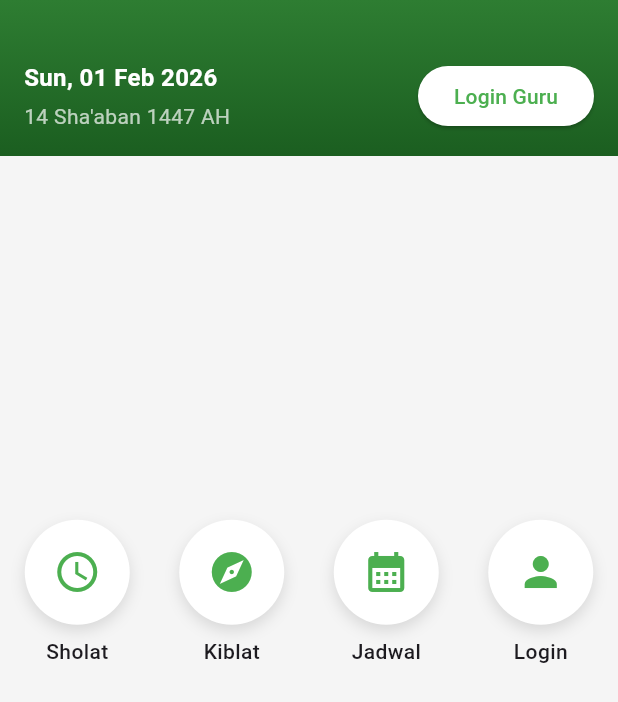
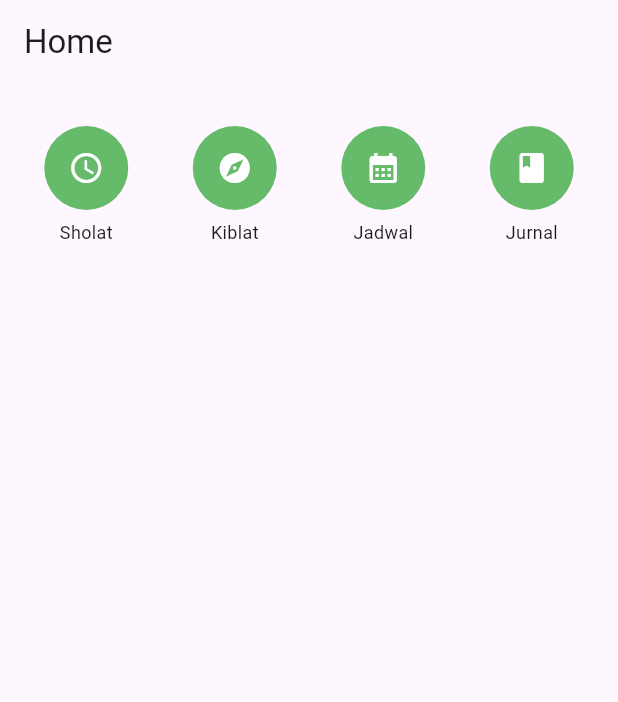
Before and after one commit to ideahousetech-pey/buku-saku-ramadhan, a Flutter app: the HomePage screen opened directly, on a phone screen of 412 x 824 dp. Shown: the top 702 px of the screen. Run offline on Flutter 3.47's test engine with Material 3 defaults, Android fonts, the phone set to English and light mode, and no system bars; our stand-ins replace adhan, flutter_local_notifications, geocoding, geolocator, hijri, shared_preferences; accounts and stored records are empty.

Commit message:
fix desugaring

```diff
--- a/lib/pages/home_page.dart
+++ b/lib/pages/home_page.dart
@@ -1,13 +1,11 @@
 import 'package:flutter/material.dart';
-import '../widgets/header_widget.dart';
-import '../widgets/prayer_card_widget.dart';
-import '../services/location_service.dart';
-import '../services/prayer_service.dart';
-import 'login_guru_page.dart';
+import 'package:shared_preferences/shared_preferences.dart';
+
 import 'login_siswa_page.dart';
+import 'sholat_page.dart';
+import 'jurnal_page.dart';
 import 'kiblat_page.dart';
 import 'jadwal_page.dart';
-import 'sholat_page.dart';
 
 class HomePage extends StatefulWidget {
   const HomePage({super.key});
@@ -17,74 +15,77 @@ class HomePage extends StatefulWidget {
 }
 
 class _HomePageState extends State<HomePage> {
-  List<PrayerCard> cards = [];
+  String userName = "";
 
   @override
   void initState() {
     super.initState();
-    loadPrayer();
+    loadUser();
   }
 
-  void loadPrayer() async {
-    final pos = await LocationService.getLocation();
-    final prayer = PrayerService.getPrayer(pos.latitude, pos.longitude);
-
+  Future<void> loadUser() async {
+    final prefs = await SharedPreferences.getInstance();
     setState(() {
-      cards = [
-        PrayerCard(name: "Subuh", time: prayer.fajr),
-        PrayerCard(name: "Dzuhur", time: prayer.dhuhr),
-        PrayerCard(name: "Ashar", time: prayer.asr),
-        PrayerCard(name: "Maghrib", time: prayer.maghrib),
-        PrayerCard(name: "Isya", time: prayer.isha),
-      ];
+      userName = prefs.getString("login_user") ?? "";
     });
   }
 
-  Widget menu(String title, IconData icon, VoidCallback onTap) {
+  /// MENU WIDGET
+  Widget menu(String label, IconData icon, VoidCallback onTap) {
     return GestureDetector(
       onTap: onTap,
       child: Column(
-        mainAxisAlignment: MainAxisAlignment.center,
+        mainAxisSize: MainAxisSize.min,
         children: [
-          Container(
-            width: 70,
-            height: 70,
-            decoration: BoxDecoration(
-              color: Colors.white,
-              shape: BoxShape.circle,
-              boxShadow: [
-                BoxShadow(
-                    color: Colors.black12,
-                    blurRadius: 8,
-                    offset: const Offset(0, 4))
-              ],
+          CircleAvatar(
+            radius: 28,
+            backgroundColor: Colors.green.shade400,
+            child: Icon(icon, color: Colors.white),
           ),
-            child: Icon(icon, color: Colors.green, size: 32),
-          ),
-          const SizedBox(height: 8),
-          Text(title,
-              style:
-                  const TextStyle(fontSize: 14, fontWeight: FontWeight.w500))
+          const SizedBox(height: 6),
+          Text(label, style: const TextStyle(fontSize: 12))
         ],
       ),
     );
   }
 
+  Future<void> logout() async {
+    final prefs = await SharedPreferences.getInstance();
+    prefs.remove("login_user");
+    setState(() {
+      userName = "";
+    });
+    Navigator.pushReplacement(
+        context, MaterialPageRoute(builder: (_) => const LoginSiswaPage()));
+  }
+
   @override
   Widget build(BuildContext context) {
     return Scaffold(
-      body: Column(
+      appBar: AppBar(
+        title: userName.isNotEmpty
+            ? Text("Assalamualaikum, $userName")
+            : const Text("Home"),
+        actions: [
+          if (userName.isNotEmpty)
+            IconButton(
+              icon: const Icon(Icons.logout),
+              onPressed: logout,
+            ),
+        ],
+      ),
+      body: Padding(
+        padding: const EdgeInsets.all(16),
+        child: Column(
           children: [
-          HeaderWidget(
-            onLoginGuru: () => Navigator.push(context,
-                MaterialPageRoute(builder: (_) => const LoginGuruPage())),
-          ),
-          SizedBox(height: 220, child: PageView(children: cards)),
-          const SizedBox(height: 20),
-          GridView.count(
+            const SizedBox(height: 12),
+
+            /// GRID MENU
+            Expanded(
+              child: GridView.count(
                 crossAxisCount: 4,
-  shrinkWrap: true,
-  physics: const NeverScrollableScrollPhysics(),
+                crossAxisSpacing: 16,
+                mainAxisSpacing: 16,
                 children: [
 
                   menu(
@@ -115,17 +116,18 @@ class _HomePageState extends State<HomePage> {
                   ),
 
                   menu(
-      "Login",
-      Icons.person,
+                    "Jurnal",
+                    Icons.book,
                     () => Navigator.push(
                       context,
-        MaterialPageRoute(builder: (_) => const LoginSiswaPage()),
+                      MaterialPageRoute(builder: (_) => const JurnalPage()),
                     ),
                   ),
                 ],
               ),
-
+            ),
           ],
+        ),
       ),
     );
   }
--- /dev/null
+++ b/lib/services/kelas_data.dart
@@ -0,0 +1,6 @@
+class KelasData {
+  static List<String> list = [
+    "1A","1B","2A","2B","3A","3B",
+    "4A","4B","5A","5B","6A","6B"
+  ];
+}
--- a/lib/services/location_service.dart
+++ b/lib/services/location_service.dart
@@ -2,14 +2,7 @@ import 'package:geolocator/geolocator.dart';
 
 class LocationService {
   static Future<Position> getLocation() async {
-    bool enabled = await Geolocator.isLocationServiceEnabled();
-    if (!enabled) throw Exception("GPS OFF");
-
-    LocationPermission permission = await Geolocator.requestPermission();
-    if (permission == LocationPermission.denied) {
-      throw Exception("Permission Denied");
-    }
-
+    await Geolocator.requestPermission();
     return await Geolocator.getCurrentPosition();
   }
 }
--- a/pubspec.yaml
+++ b/pubspec.yaml
@@ -41,7 +41,6 @@ dependencies:
   flutter_local_notifications: ^17.0.0
   timezone: ^0.9.2
   audioplayers: ^5.2.1
-
 
   # The following adds the Cupertino Icons font to your application.
   # Use with the CupertinoIcons class for iOS style icons.
```
Also changed, not shown: lib/main.dart (+3 -10 lines), lib/pages/buat_password_page.dart (added, +58 -0 lines), lib/pages/jurnal_page.dart (added, +128 -0 lines), lib/pages/login_siswa_page.dart (+66 -3 lines), lib/services/auth_service.dart (added, +13 -0 lines), lib/services/notification_service.dart (+9 -39 lines), lib/services/prayer_service.dart (+4 -4 lines), lib/services/sun_service.dart (added, +8 -0 lines), 2 other files. Lines whose indentation alone changed are shown as unchanged.
